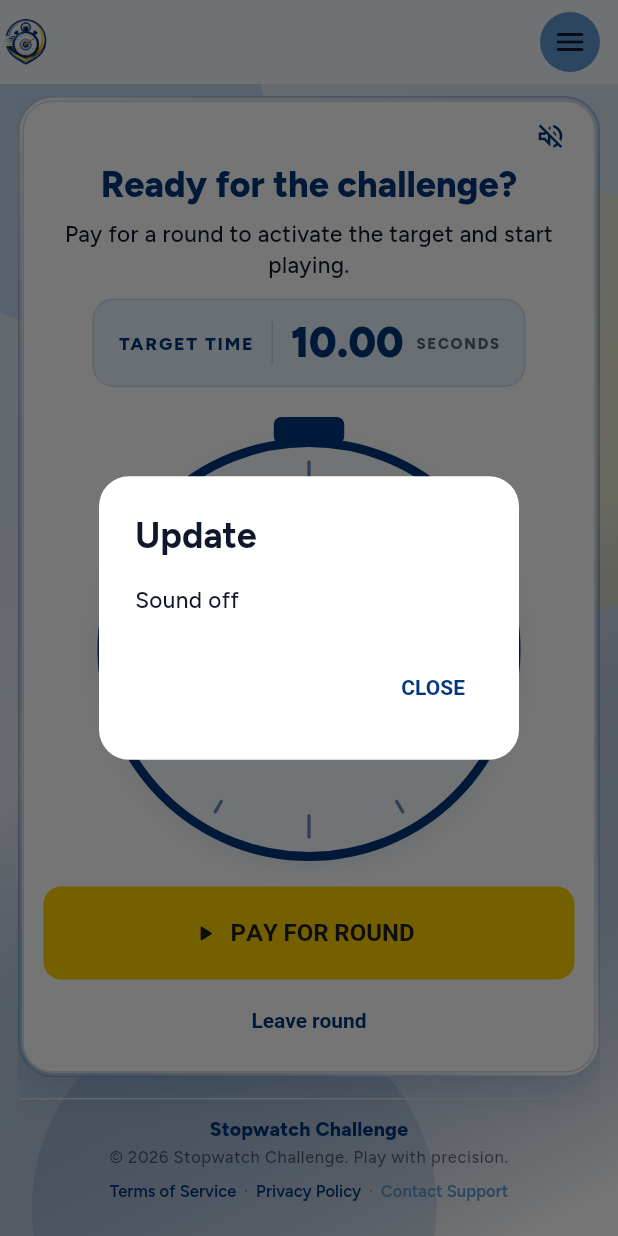
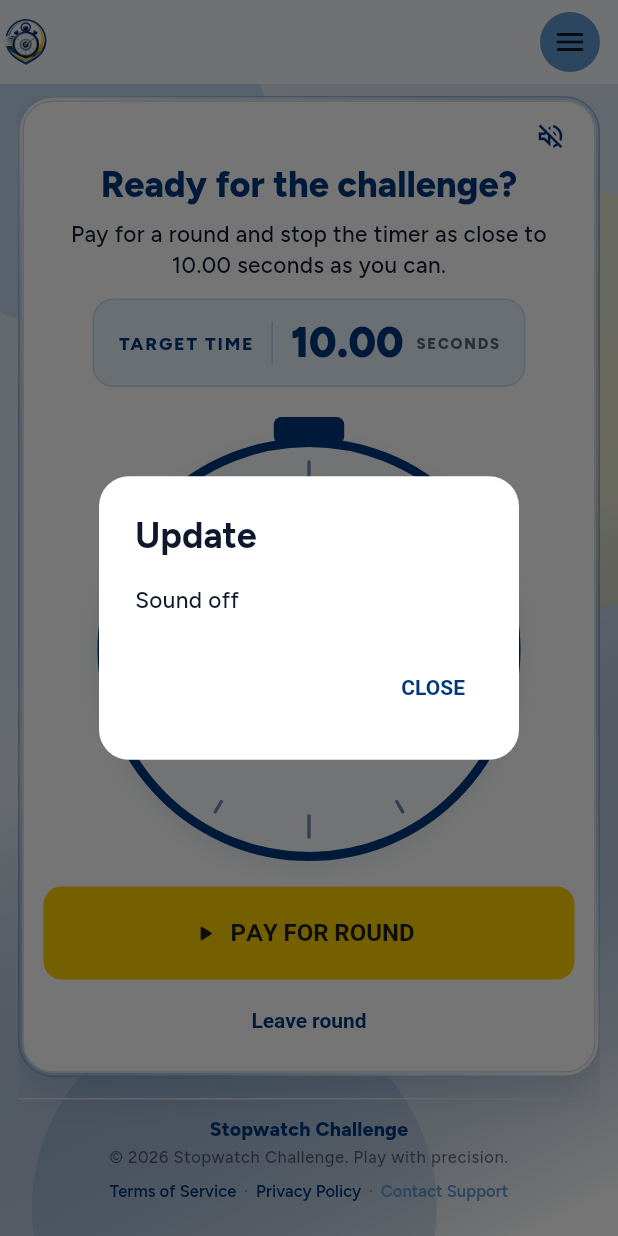
Before and after one commit to andreamsilu/stopwatch_game, a Flutter app: the GamePage screen opened directly, after a tap on the "volume up" icon, on a phone screen of 412 x 824 dp. Run offline on Flutter 3.47's test engine with Material 3 defaults, Android fonts, the phone set to English and light mode, and no system bars; our stand-ins replace audioplayers, data_table_2, flutter_dotenv, flutter_riverpod, google_fonts, shared_preferences; accounts and stored records are empty.

Commit message:
refactor: Update game page logic to cancel round and improve timer display styling

```diff
--- a/lib/features/game/presentation/pages/game_page.dart
+++ b/lib/features/game/presentation/pages/game_page.dart
@@ -206,7 +206,7 @@ class GamePage extends ConsumerWidget {
           },
           onPlayAgain: () async {
             controller.dismissResultDialog();
-            await controller.prepareNewPaidRound();
+            await controller.cancelRound();
           },
           onViewHistory: () {
             controller.dismissResultDialog();
--- a/lib/features/game/presentation/widgets/round_play_panel.dart
+++ b/lib/features/game/presentation/widgets/round_play_panel.dart
@@ -125,22 +125,16 @@ class _RoundPlayPanelState extends State<RoundPlayPanel> {
                     key: ValueKey<String>(_stateKey(isPreparing, hasTarget)),
                     isRunning: widget.isRunning,
                     isPreparing: isPreparing,
-                    phase: widget.preparePhase,
                     hasTarget: hasTarget,
-                    targetTimeLabel: widget.targetTimeLabel,
                   ),
                 ),
                 SizedBox(height: widget.isRunning ? 4 : 6),
                 _MinimalStopwatch(
                   diameter: diameter,
-                  timeText: widget.currentTimeLabel,
-                  isRunning: widget.isRunning,
+                  timeText: widget.isRunning
+                      ? 'TIMING...'
+                      : widget.currentTimeLabel,
                   isInactive: !widget.isRunning && !hasTarget,
-                  progress: widget.targetTime.inMilliseconds == 0
-                      ? 0
-                      : (widget.elapsed.inMilliseconds /
-                                widget.targetTime.inMilliseconds)
-                            .clamp(0.0, 1.0),
                 ),
                 SizedBox(height: isMobile ? 7 : 10),
                 ConstrainedBox(
@@ -228,25 +222,20 @@ class _StateHeader extends StatelessWidget {
     super.key,
     required this.isRunning,
     required this.isPreparing,
-    required this.phase,
     required this.hasTarget,
-    required this.targetTimeLabel,
   });
 
   final bool isRunning;
   final bool isPreparing;
-  final RoundPreparePhase phase;
   final bool hasTarget;
-  final String targetTimeLabel;
 
   @override
   Widget build(BuildContext context) {
     if (isRunning) {
-      return TargetTimeBadge(targetTimeLabel: targetTimeLabel);
+      return const TargetTimeBadge(targetTimeLabel: '00:10.000');
     }
 
     if (isPreparing) {
-      final awaiting = phase == RoundPreparePhase.awaitingPayment;
       return Column(
         children: [
           const SizedBox(
@@ -259,7 +248,7 @@ class _StateHeader extends StatelessWidget {
           ),
           const SizedBox(height: 12),
           Text(
-            awaiting ? 'Confirm payment on your phone' : 'Preparing your round',
+            'Confirm payment on your phone',
             textAlign: TextAlign.center,
             style: Theme.of(context).textTheme.titleLarge?.copyWith(
               color: AppColors.primary,
@@ -268,12 +257,12 @@ class _StateHeader extends StatelessWidget {
           ),
           const SizedBox(height: 6),
           Text(
-            awaiting
-                ? "We're waiting for your payment confirmation."
-                : 'Please wait while we prepare your challenge.',
+            'Waiting for payment confirmation...',
             textAlign: TextAlign.center,
             style: Theme.of(context).textTheme.bodyMedium,
           ),
+          const SizedBox(height: 8),
+          const TargetTimeBadge(targetTimeLabel: '00:10.000'),
         ],
       );
     }
@@ -281,22 +270,22 @@ class _StateHeader extends StatelessWidget {
     if (hasTarget) {
       return Column(
         children: [
-          TargetTimeBadge(targetTimeLabel: targetTimeLabel),
-          const SizedBox(height: 10),
           Text(
-            'Stop the timer as close to '
-            '${_secondsDisplay(targetTimeLabel)} seconds as you can.',
+            'Your target is 10.00 seconds',
+            textAlign: TextAlign.center,
+            style: Theme.of(context).textTheme.titleLarge?.copyWith(
+              color: AppColors.primary,
+              fontWeight: FontWeight.w800,
+            ),
+          ),
+          const SizedBox(height: 5),
+          Text(
+            "Start when you're ready and stop as close to the target as you can.",
             textAlign: TextAlign.center,
             style: Theme.of(context).textTheme.bodyMedium,
           ),
-          const SizedBox(height: 4),
-          Text(
-            'Ready when you are.',
-            style: Theme.of(context).textTheme.bodyMedium?.copyWith(
-              color: AppColors.primary,
-              fontWeight: FontWeight.w700,
-            ),
-          ),
+          const SizedBox(height: 8),
+          const TargetTimeBadge(targetTimeLabel: '00:10.000'),
         ],
       );
     }
@@ -313,7 +302,7 @@ class _StateHeader extends StatelessWidget {
         ),
         const SizedBox(height: 6),
         Text(
-          'Pay for a round to activate the target and start playing.',
+          'Pay for a round and stop the timer as close to 10.00 seconds as you can.',
           textAlign: TextAlign.center,
           style: Theme.of(context).textTheme.bodyMedium,
         ),
@@ -321,11 +310,6 @@ class _StateHeader extends StatelessWidget {
         const TargetTimeBadge(targetTimeLabel: '00:10.000'),
       ],
     );
-  }
-
-  static String _secondsDisplay(String value) {
-    final seconds = double.tryParse(value.split(':').last);
-    return seconds?.toStringAsFixed(2) ?? value;
   }
 }
 
@@ -454,16 +438,12 @@ class _MinimalStopwatch extends StatelessWidget {
   const _MinimalStopwatch({
     required this.diameter,
     required this.timeText,
-    required this.isRunning,
     required this.isInactive,
-    required this.progress,
   });
 
   final double diameter;
   final String timeText;
-  final bool isRunning;
   final bool isInactive;
-  final double progress;
 
   @override
   Widget build(BuildContext context) {
@@ -474,10 +454,7 @@ class _MinimalStopwatch extends StatelessWidget {
         children: [
           CustomPaint(
             size: Size.square(diameter),
-            painter: _StopwatchPainter(
-              isRunning: isRunning,
-              progress: progress,
-            ),
+            painter: const _StopwatchPainter(),
           ),
           Padding(
             padding: EdgeInsets.only(top: diameter * 0.07),
@@ -500,10 +477,7 @@ class _MinimalStopwatch extends StatelessWidget {
 }
 
 class _StopwatchPainter extends CustomPainter {
-  const _StopwatchPainter({required this.isRunning, required this.progress});
-
-  final bool isRunning;
-  final double progress;
+  const _StopwatchPainter();
 
   @override
   void paint(Canvas canvas, Size size) {
@@ -538,7 +512,7 @@ class _StopwatchPainter extends CustomPainter {
 
     final accentRect = RRect.fromRectAndRadius(
       Rect.fromCenter(
-        center: Offset(center.dx + radius * 0.72, center.dy - radius * 0.66),
+        center: Offset(center.dx + radius * 0.84, center.dy - radius * 0.48),
         width: 24,
         height: 11,
       ),
@@ -551,6 +525,7 @@ class _StopwatchPainter extends CustomPainter {
       ..strokeWidth = 2.2
       ..strokeCap = StrokeCap.round;
     for (var index = 0; index < 12; index++) {
+      if (index == 3 || index == 9) continue;
       final angle = (index * 0.5235987756) - 1.5708;
       final outer = Offset(
         center.dx + (radius - 13) * math.cos(angle),
@@ -563,26 +538,10 @@ class _StopwatchPainter extends CustomPainter {
       );
       canvas.drawLine(inner, outer, tickPaint);
     }
-
-    final active = Paint()
-      ..color = AppColors.accent
-      ..style = PaintingStyle.stroke
-      ..strokeWidth = 8
-      ..strokeCap = StrokeCap.round;
-    if (isRunning) {
-      canvas.drawArc(
-        Rect.fromCircle(center: center, radius: radius),
-        -1.5708,
-        6.28318530718 * progress,
-        false,
-        active,
-      );
-    }
   }
 
   @override
-  bool shouldRepaint(covariant _StopwatchPainter oldDelegate) =>
-      oldDelegate.isRunning != isRunning || oldDelegate.progress != progress;
+  bool shouldRepaint(covariant _StopwatchPainter oldDelegate) => false;
 }
 
 class InlineRoundResult extends StatelessWidget {
--- a/lib/features/game/presentation/widgets/timer_display.dart
+++ b/lib/features/game/presentation/widgets/timer_display.dart
@@ -25,23 +25,12 @@ class TimerDisplay extends StatelessWidget {
           softWrap: false,
           overflow: TextOverflow.visible,
           style: Theme.of(context).textTheme.displayLarge?.copyWith(
+            color: const Color(0xFF002B68),
             fontSize: fontSize,
             fontWeight: FontWeight.w800,
             letterSpacing: 0.6,
             height: 1.1,
             fontFeatures: const [FontFeature.tabularFigures()],
-            shadows: const [
-              Shadow(
-                color: Color(0x3300377D),
-                offset: Offset(0, 2),
-                blurRadius: 4,
-              ),
-              Shadow(
-                color: Color(0x18FFFFFF),
-                offset: Offset(0, -1),
-                blurRadius: 0,
-              ),
-            ],
           ),
         ),
       ),
```
